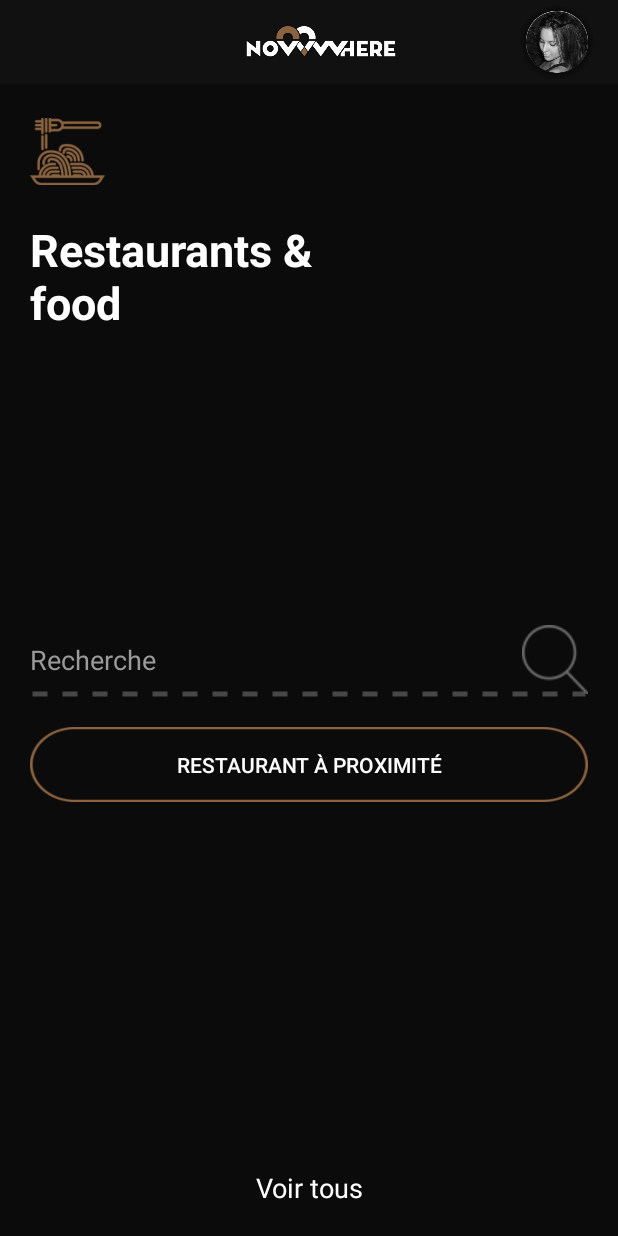
After one commit to Aziz1310/NowWhere, an Android app: the CategoriesDetailActivity screen opened directly, with no data from a screen before it, on a phone screen of 412 x 824 dp. The commit adds this screen. Run offline under Robolectric (Android 15) with nearby library versions, the phone set to English and light mode, and no system bars; our stand-ins replace CircleImageView.

Commit message:
Design : sign in activity sign up activity home activity

```diff
--- a/app/build.gradle
+++ b/app/build.gradle
@@ -42,7 +42,7 @@ dependencies {
     compile 'com.google.android.gms:play-services-maps:10.2.6'
     compile 'com.android.support:design:26.0.0-alpha1'
     compile 'com.android.support:support-v4:26.+'
-    testCompile 'junit:junit:4.12'
     compile 'com.android.support:cardview-v7:26.+'
     compile 'com.mindorks:placeholderview:0.7.1'
+    testCompile 'junit:junit:4.12'
 }
--- a/app/src/main/AndroidManifest.xml
+++ b/app/src/main/AndroidManifest.xml
@@ -1,14 +1,15 @@
 <?xml version="1.0" encoding="utf-8"?>
 <manifest xmlns:android="http://schemas.android.com/apk/res/android"
-    package="com.maher.nowhere"
-    xmlns:tools="http://schemas.android.com/tools">
+    xmlns:tools="http://schemas.android.com/tools"
+    package="com.maher.nowhere">
+
+    <uses-sdk tools:overrideLibrary="com.packagename.of.libary.with.conflict" />
 
     <uses-permission android:name="android.permission.INTERNET" />
     <uses-permission android:name="android.permission.ACCESS_FINE_LOCATION" />
     <uses-permission android:name="android.permission.ACCESS_COARSE_LOCATION" />
     <uses-permission android:name="android.permission.ACCESS_WIFI_STATE" />
     <uses-permission android:name="android.permission.ACCESS_NETWORK_STATE" />
-    <uses-sdk tools:overrideLibrary="com.packagename.of.libary.with.conflict" />
 
     <application
         android:allowBackup="true"
@@ -16,7 +17,6 @@
         android:label="@string/app_name"
         android:roundIcon="@mipmap/ic_launcher_round"
         android:supportsRtl="true"
-
         android:theme="@style/AppTheme">
         <activity android:name=".SplashScreen">
             <intent-filter>
@@ -27,8 +27,8 @@
         </activity>
         <activity android:name=".LoginActivity" />
         <activity android:name=".SignUpActivity" />
-        <activity android:name=".mainActivity.MainActivity">
-        </activity>
+        <activity android:name=".mainActivity.MainActivity"></activity>
+        <activity android:name=".categoriesDetail.CategoriesDetailActivity"></activity>
     </application>
 
 </manifest>
--- a/app/src/main/java/com/maher/nowhere/LoginActivity.java
+++ b/app/src/main/java/com/maher/nowhere/LoginActivity.java
@@ -3,6 +3,7 @@ package com.maher.nowhere;
 import android.content.Intent;
 import android.support.v7.app.AppCompatActivity;
 import android.os.Bundle;
+import android.support.v7.widget.AppCompatButton;
 import android.view.View;
 import android.widget.Button;
 
@@ -10,15 +11,15 @@ import com.maher.nowhere.mainActivity.MainActivity;
 
 public class LoginActivity extends AppCompatActivity {
 
-    private Button btnLogin,btnLoginFb;
+    private AppCompatButton btnLogin,btnLoginFb;
 
     @Override
     protected void onCreate(Bundle savedInstanceState) {
         super.onCreate(savedInstanceState);
         setContentView(R.layout.activity_login);
 
-        btnLogin=(Button)findViewById(R.id.btnLogin);
-        btnLoginFb=(Button)findViewById(R.id.btnLoginFb);
+        btnLogin=(AppCompatButton)findViewById(R.id.btnLogin);
+        btnLoginFb=(AppCompatButton)findViewById(R.id.btnLoginFb);
 
         btnLogin.setOnClickListener(new View.OnClickListener() {
             @Override
--- /dev/null
+++ b/app/src/main/java/com/maher/nowhere/categoriesDetail/CategoriesDetailActivity.java
@@ -0,0 +1,15 @@
+package com.maher.nowhere.categoriesDetail;
+
+import android.support.v7.app.AppCompatActivity;
+import android.os.Bundle;
+
+import com.maher.nowhere.R;
+
+public class CategoriesDetailActivity extends AppCompatActivity {
+
+    @Override
+    protected void onCreate(Bundle savedInstanceState) {
+        super.onCreate(savedInstanceState);
+        setContentView(R.layout.activity_categories_detail);
+    }
+}
--- a/app/src/main/java/com/maher/nowhere/mainActivity/adapter/AcceuilAdapter.java
+++ b/app/src/main/java/com/maher/nowhere/mainActivity/adapter/AcceuilAdapter.java
@@ -1,6 +1,7 @@
 package com.maher.nowhere.mainActivity.adapter;
 
 import android.content.Context;
+import android.content.Intent;
 import android.net.Uri;
 import android.support.v7.widget.RecyclerView;
 import android.view.LayoutInflater;
@@ -11,6 +12,7 @@ import android.widget.RelativeLayout;
 import android.widget.TextView;
 
 import com.maher.nowhere.R;
+import com.maher.nowhere.categoriesDetail.CategoriesDetailActivity;
 import com.maher.nowhere.model.Post;
 import com.squareup.picasso.Picasso;
 
@@ -45,6 +47,13 @@ public class AcceuilAdapter extends RecyclerView.Adapter<AcceuilAdapter.RecycleV
         Post post= posts.get(position);
        // holder.tvHeure.setText(post.getHeure());
 
+        holder.itemView.setOnClickListener(new View.OnClickListener() {
+            @Override
+            public void onClick(View view) {
+                Intent intent=new Intent(mContext, CategoriesDetailActivity.class);
+                mContext.startActivity(intent);
+            }
+        });
         /*
         Picasso.with(mContext).load(Uri.parse(position.getIconUrl())).into(holder.img, new com.squareup.picasso.Callback() {
             @Override
--- /dev/null
+++ b/app/src/main/res/drawable/dashed_line.xml
@@ -0,0 +1,23 @@
+<?xml version="1.0" encoding="utf-8"?>
+
+<layer-list xmlns:android="http://schemas.android.com/apk/res/android">
+<item
+    android:height="50dp">
+    <shape android:shape="rectangle">
+        <solid android:color="@color/colorPrimaryDark"/>
+    </shape>
+</item>
+<item
+    android:top="46dp"
+    android:height="4dp">
+
+    <shape android:shape="line">
+        <stroke
+            android:width="3dp"
+            android:color="@color/colorGreyTextDark"
+            android:dashGap="10dp"
+            android:dashWidth="10dp"
+            />
+    </shape>
+</item>
+</layer-list>
--- /dev/null
+++ b/app/src/main/res/layout/activity_categories_detail.xml
@@ -0,0 +1,83 @@
+<?xml version="1.0" encoding="utf-8"?>
+<RelativeLayout
+    xmlns:android="http://schemas.android.com/apk/res/android"
+    xmlns:app="http://schemas.android.com/apk/res-auto"
+    xmlns:tools="http://schemas.android.com/tools"
+    android:layout_width="match_parent"
+    android:layout_height="match_parent"
+    android:background="@color/colorPrimaryDark"
+    tools:context="com.maher.nowhere.categoriesDetail.CategoriesDetailActivity">
+
+    <include layout="@layout/toolbar"></include>
+
+    <RelativeLayout
+        android:layout_width="match_parent"
+        android:layout_height="match_parent"
+        android:layout_marginTop="?attr/actionBarSize"
+        android:padding="20dp"
+        >
+
+        <LinearLayout
+            android:layout_width="match_parent"
+            android:layout_height="wrap_content"
+            android:layout_alignParentTop="true"
+            android:layout_alignParentLeft="true"
+            android:layout_alignParentStart="true"
+            android:orientation="vertical">
+            <ImageView
+                android:id="@+id/iv_icon"
+                android:layout_width="50dp"
+                android:layout_height="50dp"
+                android:src="@drawable/categorie_food"
+                android:layout_marginBottom="20dp"/>
+
+            <TextView
+                android:id="@+id/tvTitle"
+                android:layout_width="200dp"
+                android:layout_height="wrap_content"
+                android:text="@string/restaurants_food"
+                android:textSize="30sp"
+                android:textColor="@color/white"
+                android:textStyle="bold"
+                android:textAppearance="@style/TextAppearance.AppCompat"/>
+
+        </LinearLayout>
+        <EditText
+            android:layout_width="match_parent"
+            android:layout_height="50dp"
+            android:textColor="@color/colorGreySoft"
+            android:hint="Recherche"
+            android:background="@drawable/dashed_line"
+            android:layout_centerInParent="true"
+            android:drawableRight="@drawable/icon_search"
+            android:id="@+id/editText" />
+
+        <android.support.v7.widget.AppCompatButton
+            android:id="@+id/btnLogin"
+            android:layout_width="match_parent"
+            android:layout_height="50dp"
+            android:background="@drawable/background_button"
+            android:text="Restaurant à proximité"
+            android:textColor="@color/white"
+            android:layout_below="@+id/editText"
+            android:layout_alignParentLeft="true"
+            android:layout_alignParentStart="true"
+            android:layout_marginTop="20dp"/>
+
+        <TextView
+            android:id="@+id/btnShowAll"
+            android:layout_width="match_parent"
+            android:layout_height="wrap_content"
+            android:gravity="center"
+            android:text="Voir tous"
+            android:textSize="18sp"
+            android:textColor="@color/white"
+            android:textStyle="normal"
+            android:textAppearance="@style/TextAppearance.AppCompat"
+            android:layout_alignParentBottom="true"/>
+
+
+    </RelativeLayout>
+
+
+</RelativeLayout>
--- a/app/src/main/res/layout/activity_login.xml
+++ b/app/src/main/res/layout/activity_login.xml
@@ -71,7 +71,7 @@
             android:hint="Mot de passe"
             android:inputType="textPassword"
             android:textColor="@color/colorGreyText" />
-        <Button
+        <android.support.v7.widget.AppCompatButton
             android:id="@+id/btnLogin"
             android:layout_marginTop="30dp"
             android:layout_width="match_parent"
@@ -79,7 +79,7 @@
             android:background="@drawable/background_button"
             android:text="@string/connecter"
             android:textColor="@color/white"/>
-        <Button
+        <android.support.v7.widget.AppCompatButton
             android:id="@+id/btnLoginFb"
             android:layout_marginTop="30dp"
             android:layout_width="match_parent"
--- a/app/src/main/res/layout/activity_main.xml
+++ b/app/src/main/res/layout/activity_main.xml
@@ -25,7 +25,7 @@
         android:layout_alignParentLeft="true"
         android:layout_alignParentStart="true"
         android:background="@drawable/tab_background_black"
-        android:layout_marginTop="50dp" />
+        android:layout_marginTop="?attr/actionBarSize" />
     <android.support.v4.view.ViewPager
         android:layout_width="match_parent"
         android:layout_height="fill_parent"
--- a/app/src/main/res/layout/toolbar.xml
+++ b/app/src/main/res/layout/toolbar.xml
@@ -2,19 +2,22 @@
 <LinearLayout
     xmlns:android="http://schemas.android.com/apk/res/android"
     xmlns:tools="http://schemas.android.com/tools"
-    android:orientation="vertical" android:layout_width="match_parent"
+    android:orientation="horizontal"
+    android:layout_width="match_parent"
     android:layout_height="match_parent">
 
     <android.support.v7.widget.Toolbar
         android:id="@+id/toolbar"
         android:layout_width="match_parent"
         android:layout_height="?attr/actionBarSize"
-        android:background="?attr/colorPrimary">
+        android:background="?attr/colorPrimary"
+        >
 
 
         <RelativeLayout
             android:layout_width="match_parent"
-            android:layout_height="match_parent">
+            android:layout_height="match_parent"
+            >
 
             <de.hdodenhof.circleimageview.CircleImageView
                 android:layout_width="50dp"
@@ -31,7 +34,8 @@
                 android:layout_height="wrap_content"
                 android:src="@drawable/sign_in_logo_0000_logo"
                 android:layout_alignParentTop="true"
-                android:layout_centerHorizontal="true" />
+                android:layout_centerInParent="true"
+                 />
 
 
         </RelativeLayout>
--- a/app/src/main/res/values/strings.xml
+++ b/app/src/main/res/values/strings.xml
@@ -5,6 +5,8 @@
 
     <!-- TODO: Remove or change this placeholder text -->
     <string name="hello_blank_fragment">Hello blank fragment</string>
-    <string name="drawer_open" >ffd</string>
+    <string name="drawer_open">ffd</string>
     <string name="drawer_close">ff</string>
+    <string name="restaurants_food"><![CDATA[Restaurants & food]]></string>
+
 </resources>
```
Also changed, not shown: 1 other file.
